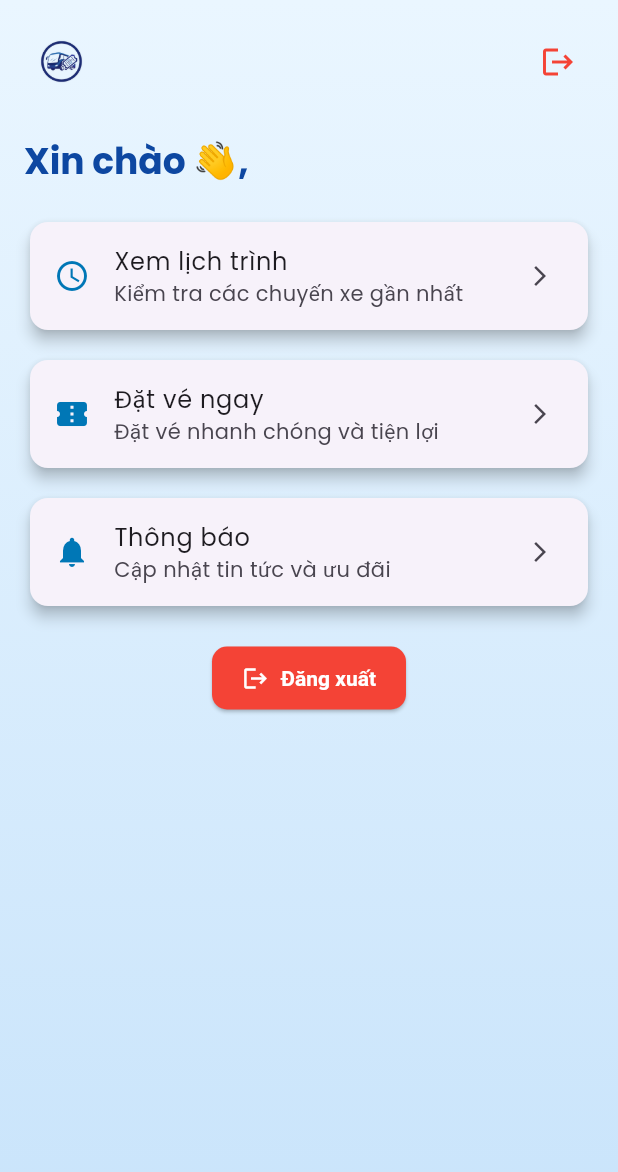
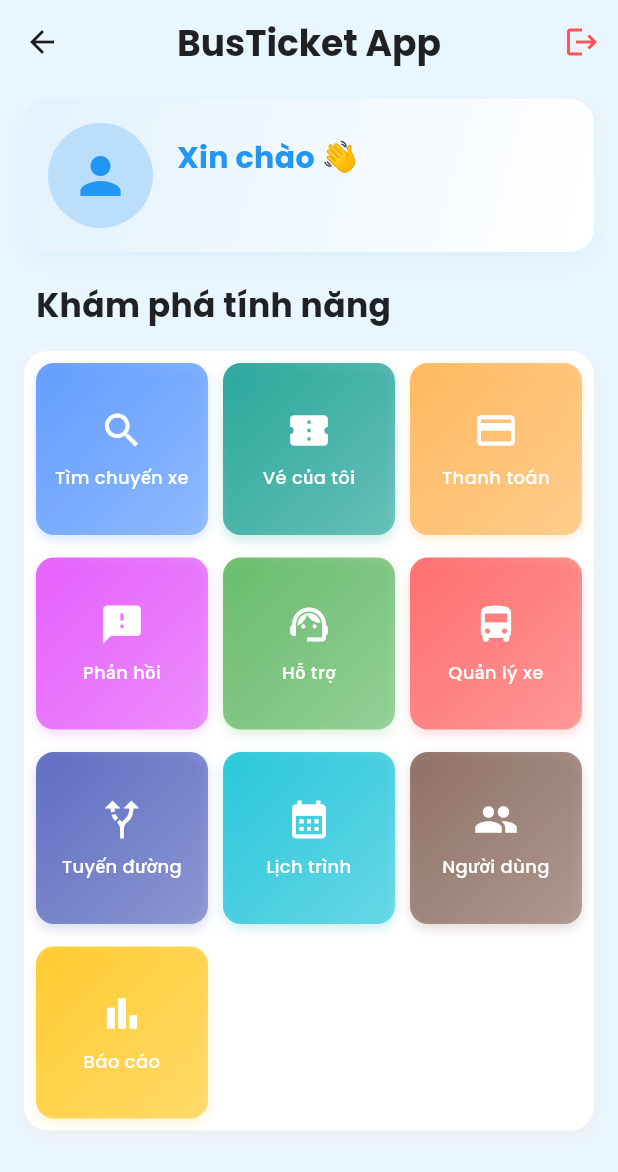
Before and after one commit to nhittt29/busticket-app, a Flutter app: the HomeScreen screen opened directly with empty values, on a phone screen of 412 x 824 dp. Shown: the top 1172 px of the screen. Run offline on Flutter 3.47's test engine with Material 3 defaults, Android fonts, the light colour scheme and no system bars; our stand-ins replace firebase_core, google_fonts; accounts and stored records are empty.

Commit message:
ui(home): update home_screen UI

```diff
--- a/frontend/lib/screens/home_screen.dart
+++ b/frontend/lib/screens/home_screen.dart
@@ -6,132 +6,200 @@ class HomeScreen extends StatelessWidget {
   const HomeScreen({super.key, required this.email});
 
   void handleLogout(BuildContext context) {
-    // ⚡ Ở đây nếu có token thì xóa token tại SharedPreferences trước
     Navigator.pushNamedAndRemoveUntil(context, '/login', (route) => false);
   }
 
   @override
   Widget build(BuildContext context) {
+    final List<Map<String, dynamic>> features = [
+      {"icon": Icons.search, "label": "Tìm chuyến xe", "color": Colors.blueAccent, "route": "/search-trips"},
+      {"icon": Icons.confirmation_number, "label": "Vé của tôi", "color": Colors.teal, "route": "/my-tickets"},
+      {"icon": Icons.payment, "label": "Thanh toán", "color": Colors.orangeAccent, "route": "/payment"},
+      {"icon": Icons.feedback, "label": "Phản hồi", "color": Colors.purpleAccent, "route": "/feedback"},
+      {"icon": Icons.support_agent, "label": "Hỗ trợ", "color": Colors.green, "route": "/support"},
+      {"icon": Icons.directions_bus, "label": "Quản lý xe", "color": Colors.redAccent, "route": "/buses"},
+      {"icon": Icons.alt_route, "label": "Tuyến đường", "color": Colors.indigo, "route": "/routes"},
+      {"icon": Icons.calendar_month, "label": "Lịch trình", "color": Colors.cyan, "route": "/schedules"},
+      {"icon": Icons.people, "label": "Người dùng", "color": Colors.brown, "route": "/users"},
+      {"icon": Icons.bar_chart, "label": "Báo cáo", "color": Colors.amber, "route": "/reports"},
+    ];
+
     return Scaffold(
-      body: Container(
-        decoration: const BoxDecoration(
-          gradient: LinearGradient(
-            begin: Alignment.topCenter,
-            end: Alignment.bottomCenter,
-            colors: [Color(0xFFEAF6FF), Color(0xFFC9E4FB)],
+      backgroundColor: const Color(0xFFEAF6FF),
+      appBar: AppBar(
+        backgroundColor: Colors.transparent,
+        elevation: 0,
+        centerTitle: true,
+        title: const Text(
+          "BusTicket App",
+          style: TextStyle(
+            color: Colors.black87,
+            fontWeight: FontWeight.bold,
+            fontSize: 24,
           ),
         ),
-        child: SafeArea(
+        actions: [
+          IconButton(
+            icon: const Icon(Icons.logout, color: Colors.redAccent),
+            onPressed: () => handleLogout(context),
+          ),
+        ],
+      ),
+      body: SingleChildScrollView(
+        padding: const EdgeInsets.symmetric(horizontal: 16, vertical: 10),
         child: Column(
+          crossAxisAlignment: CrossAxisAlignment.start,
           children: [
-              // AppBar với logo và nút đăng xuất
+            // Header chào người dùng với gradient và hiệu ứng
             Container(
               padding: const EdgeInsets.all(16),
+              decoration: BoxDecoration(
+                gradient: LinearGradient(
+                  colors: [Colors.blue.shade50, Colors.white],
+                  begin: Alignment.topLeft,
+                  end: Alignment.bottomRight,
+                ),
+                borderRadius: BorderRadius.circular(16),
+                boxShadow: [
+                  BoxShadow(
+                    color: Colors.blue.shade100.withValues(alpha: 0.3), // Thay withOpacity bằng withValues
+                    blurRadius: 12,
+                    offset: const Offset(0, 6),
+                  ),
+                ],
+              ),
               child: Row(
-                  mainAxisAlignment: MainAxisAlignment.spaceBetween,
                 children: [
-                    Image.asset(
-                      'assets/images/bus_logo.png',
-                      height: 50, // Logo nhỏ hơn để phù hợp với AppBar
+                  CircleAvatar(
+                    radius: 35,
+                    backgroundColor: Colors.blue.shade100,
+                    child: const Icon(Icons.person, size: 40, color: Colors.blue),
                   ),
-                    IconButton(
-                      icon: const Icon(Icons.logout, color: Colors.red),
-                      onPressed: () => handleLogout(context),
-                      tooltip: "Đăng xuất",
+                  const SizedBox(width: 16),
+                  Expanded(
+                    child: Column(
+                      crossAxisAlignment: CrossAxisAlignment.start,
+                      children: [
+                        const Text(
+                          "Xin chào 👋",
+                          style: TextStyle(
+                            fontSize: 20,
+                            fontWeight: FontWeight.bold,
+                            color: Colors.blue,
+                          ),
+                        ),
+                        Text(
+                          email,
+                          style: TextStyle(
+                            fontSize: 16,
+                            color: Colors.grey.shade600,
+                          ),
                         ),
                       ],
                     ),
                   ),
-              Expanded(
-                child: SingleChildScrollView(
-                  padding: const EdgeInsets.symmetric(horizontal: 16),
-                  child: Column(
-                    crossAxisAlignment: CrossAxisAlignment.start,
-                    children: [
-                      const SizedBox(height: 10),
-                      Text(
-                        "Xin chào 👋, $email",
-                        style: Theme.of(context).textTheme.headlineSmall?.copyWith(
-                              fontWeight: FontWeight.bold,
-                              color: Colors.blue.shade900,
+                ],
               ),
             ),
             const SizedBox(height: 20),
-                      // Card lịch trình
-                      Card(
-                        elevation: 4,
-                        shape: RoundedRectangleBorder(
-                          borderRadius: BorderRadius.circular(12),
-                        ),
-                        child: ListTile(
-                          leading: const Icon(Icons.schedule, color: Color(0xFF0077B6)),
-                          title: const Text("Xem lịch trình"),
-                          subtitle: const Text("Kiểm tra các chuyến xe gần nhất"),
-                          trailing: const Icon(Icons.arrow_forward_ios, size: 16),
-                          onTap: () {
-                            // Điều hướng đến màn hình lịch trình
-                          },
+            // Tiêu đề chức năng
+            const Padding(
+              padding: EdgeInsets.symmetric(horizontal: 8),
+              child: Text(
+                "Khám phá tính năng",
+                style: TextStyle(
+                  fontSize: 22,
+                  fontWeight: FontWeight.bold,
+                  color: Colors.black87,
                 ),
               ),
-                      const SizedBox(height: 12),
-                      // Card đặt vé
-                      Card(
-                        elevation: 4,
-                        shape: RoundedRectangleBorder(
+            ),
+            const SizedBox(height: 15),
+            // Grid chức năng với thiết kế hiện đại
+            Container(
+              padding: const EdgeInsets.all(8),
+              decoration: BoxDecoration(
+                color: Colors.white,
+                borderRadius: BorderRadius.circular(16),
+                boxShadow: [
+                  BoxShadow(
+                    color: Colors.grey.shade200,
+                    blurRadius: 10,
+                    offset: const Offset(0, 4),
+                  ),
+                ],
+              ),
+              child: GridView.builder(
+                itemCount: features.length,
+                shrinkWrap: true,
+                physics: const NeverScrollableScrollPhysics(),
+                gridDelegate: const SliverGridDelegateWithFixedCrossAxisCount(
+                  crossAxisCount: 3,
+                  mainAxisSpacing: 15,
+                  crossAxisSpacing: 10,
+                  childAspectRatio: 1.0,
+                ),
+                itemBuilder: (context, index) {
+                  final item = features[index];
+                  return GestureDetector(
+                    onTap: () {
+                      ScaffoldMessenger.of(context).showSnackBar(
+                        SnackBar(
+                          content: Text("Chuyển đến: ${item['label']}"),
+                          duration: const Duration(seconds: 1),
+                        ),
+                      );
+                      // Navigator.pushNamed(context, item['route']);
+                    },
+                    child: AnimatedContainer(
+                      duration: const Duration(milliseconds: 200),
+                      decoration: BoxDecoration(
+                        gradient: LinearGradient(
+                          colors: [
+                            (item['color'] as Color).withValues(alpha: 0.8), // Thay withOpacity bằng withValues
+                            (item['color'] as Color).withValues(alpha: 0.5), // Thay withOpacity bằng withValues
+                          ],
+                          begin: Alignment.topLeft,
+                          end: Alignment.bottomRight,
+                        ),
                         borderRadius: BorderRadius.circular(12),
+                        boxShadow: [
+                          BoxShadow(
+                            color: (item['color'] as Color).withValues(alpha: 0.2), // Thay withOpacity bằng withValues
+                            blurRadius: 6,
+                            offset: const Offset(0, 3),
                           ),
-                        child: ListTile(
-                          leading: const Icon(Icons.confirmation_number, color: Color(0xFF0077B6)),
-                          title: const Text("Đặt vé ngay"),
-                          subtitle: const Text("Đặt vé nhanh chóng và tiện lợi"),
-                          trailing: const Icon(Icons.arrow_forward_ios, size: 16),
-                          onTap: () {
-                            // Điều hướng đến màn hình đặt vé
-                          },
+                        ],
+                      ),
+                      child: Column(
+                        mainAxisAlignment: MainAxisAlignment.center,
+                        children: [
+                          Icon(
+                            item['icon'] as IconData,
+                            color: Colors.white,
+                            size: 30,
+                          ),
+                          const SizedBox(height: 8),
+                          Text(
+                            item['label'] as String,
+                            textAlign: TextAlign.center,
+                            style: const TextStyle(
+                              fontSize: 12,
+                              fontWeight: FontWeight.w500,
+                              color: Colors.white,
                             ),
                           ),
-                      const SizedBox(height: 12),
-                      // Card thông báo
-                      Card(
-                        elevation: 4,
-                        shape: RoundedRectangleBorder(
-                          borderRadius: BorderRadius.circular(12),
-                        ),
-                        child: ListTile(
-                          leading: const Icon(Icons.notifications, color: Color(0xFF0077B6)),
-                          title: const Text("Thông báo"),
-                          subtitle: const Text("Cập nhật tin tức và ưu đãi"),
-                          trailing: const Icon(Icons.arrow_forward_ios, size: 16),
-                          onTap: () {
-                            // Điều hướng đến màn hình thông báo
-                          },
+                        ],
                       ),
                     ),
-                      const SizedBox(height: 20),
-                      // Nút đăng xuất
-                      Center(
-                        child: ElevatedButton.icon(
-                          onPressed: () => handleLogout(context),
-                          icon: const Icon(Icons.logout),
-                          label: const Text("Đăng xuất"),
-                          style: ElevatedButton.styleFrom(
-                            backgroundColor: Colors.red,
-                            padding: const EdgeInsets.symmetric(horizontal: 20, vertical: 12),
-                            shape: RoundedRectangleBorder(
-                              borderRadius: BorderRadius.circular(10),
-                            ),
-                          ),
+                  );
+                },
               ),
             ),
             const SizedBox(height: 20),
           ],
         ),
       ),
-              ),
-            ],
-          ),
-        ),
-      ),
     );
   }
 }
```
Lines whose indentation alone changed are shown as unchanged.
